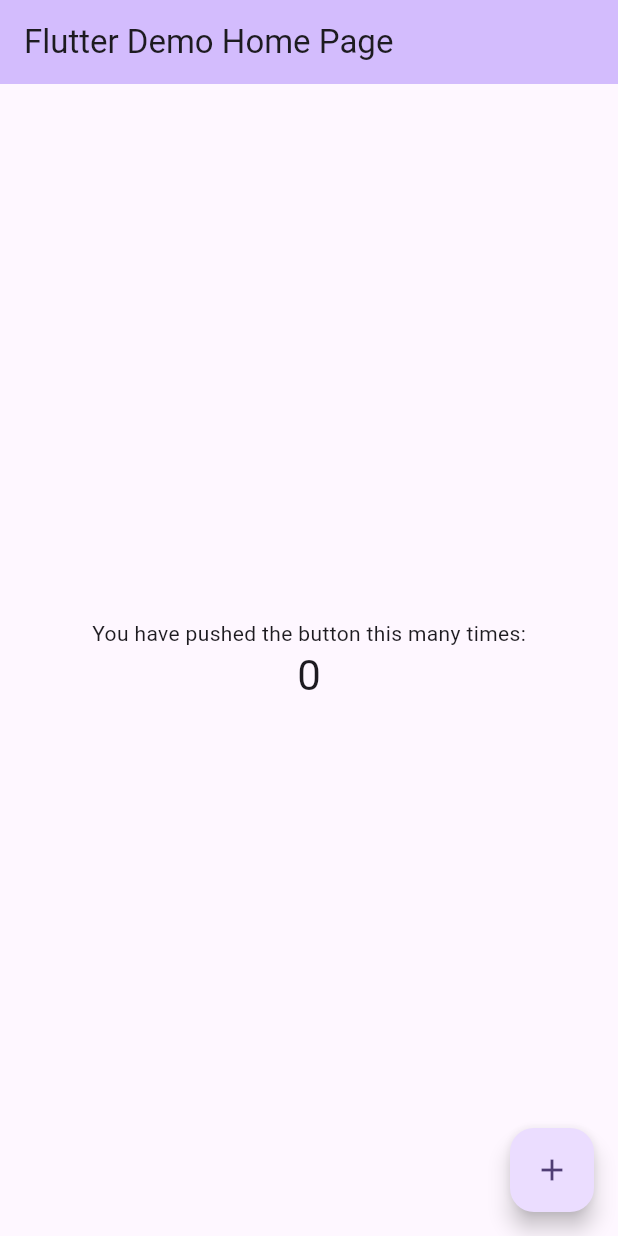
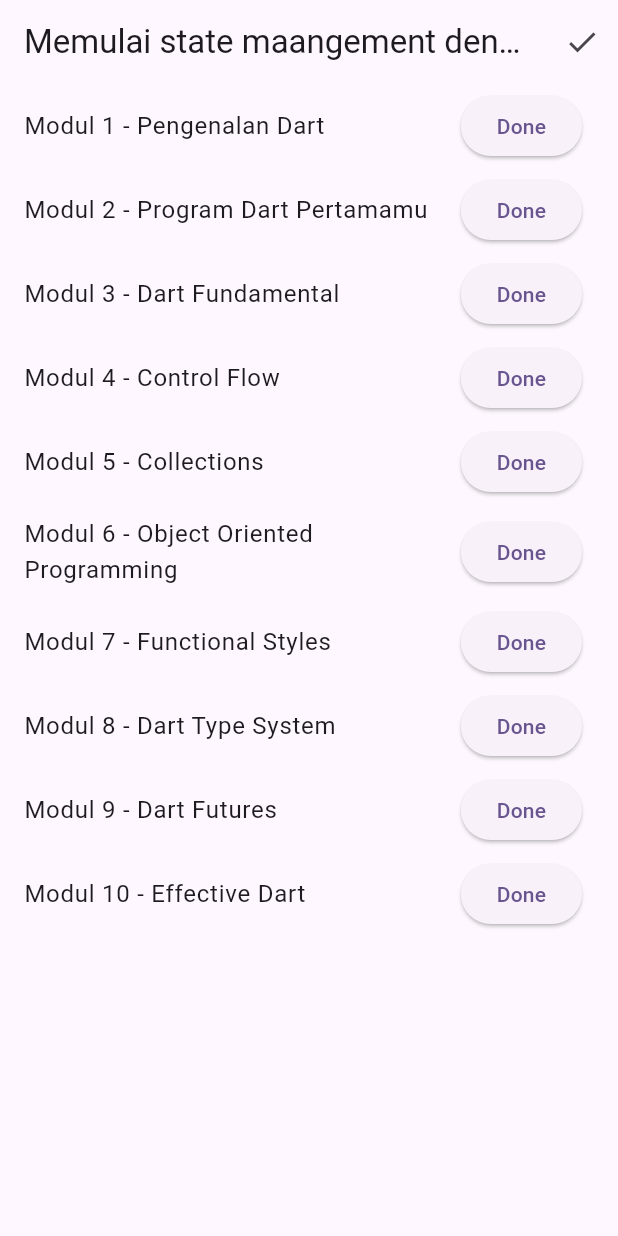
Before and after one commit to gunadermawan/multiplatform-state-flutter, a Flutter app: the screen it shows after launch, on a phone screen of 412 x 824 dp. Run offline on Flutter 3.47's test engine with Material 2 defaults, Android fonts, the phone set to English and light mode, and no system bars.

Commit message:
crete module and set state

```diff
--- /dev/null
+++ b/lib/components/DoneModuleList.dart
@@ -0,0 +1,23 @@
+import 'package:flutter/material.dart';
+
+class DoneModuleList extends StatelessWidget {
+  const DoneModuleList({super.key, required this.doneModuleList});
+
+  final List<String> doneModuleList;
+
+  @override
+  Widget build(BuildContext context) {
+    return Scaffold(
+      appBar: AppBar(
+        title: const Text('Done Module List'),
+      ),
+      body: ListView.builder(
+          itemCount: doneModuleList.length,
+          itemBuilder: (context, index) {
+            return ListTile(
+              title: Text(doneModuleList[index]),
+            );
+          }),
+    );
+  }
+}
--- /dev/null
+++ b/lib/components/ModuelPage.dart
@@ -0,0 +1,39 @@
+import 'package:flutter/material.dart';
+
+import 'DoneModuleList.dart';
+import 'ModuleList.dart';
+
+class ModulePage extends StatefulWidget {
+  const ModulePage({super.key});
+
+  @override
+  State<ModulePage> createState() => _ModulePageState();
+}
+
+class _ModulePageState extends State<ModulePage> {
+  final List<String> doneModuleList = [];
+
+  @override
+  Widget build(BuildContext context) {
+    return Scaffold(
+      appBar: AppBar(
+        title: const Text('Memulai state maangement dengan dart'),
+        actions: [
+          IconButton(
+              onPressed: () {
+                Navigator.push(
+                    context,
+                    MaterialPageRoute(
+                        builder: (context) => DoneModuleList(
+                              doneModuleList: doneModuleList,
+                            )));
+              },
+              icon: const Icon(Icons.done))
+        ],
+      ),
+      body: ModuleList(
+        doneModuleList: doneModuleList,
+      ),
+    );
+  }
+}
--- /dev/null
+++ b/lib/components/ModuleList.dart
@@ -0,0 +1,66 @@
+import 'dart:core';
+
+import 'package:flutter/material.dart';
+
+class ModuleList extends StatefulWidget {
+  final List<String> doneModuleList;
+
+  const ModuleList({super.key, required this.doneModuleList});
+
+  @override
+  State<ModuleList> createState() => _ModuleListState();
+}
+
+class _ModuleListState extends State<ModuleList> {
+  final List<String> _moduleList = const [
+    'Modul 1 - Pengenalan Dart',
+    'Modul 2 - Program Dart Pertamamu',
+    'Modul 3 - Dart Fundamental',
+    'Modul 4 - Control Flow',
+    'Modul 5 - Collections',
+    'Modul 6 - Object Oriented Programming',
+    'Modul 7 - Functional Styles',
+    'Modul 8 - Dart Type System',
+    'Modul 9 - Dart Futures',
+    'Modul 10 - Effective Dart',
+  ];
+
+  @override
+  Widget build(BuildContext context) {
+    return ListView.builder(
+        itemCount: _moduleList.length,
+        itemBuilder: (context, index) {
+          return ModuleTile(
+            moduleName: _moduleList[index],
+            isDone: widget.doneModuleList.contains(_moduleList[index]),
+            onClick: () {
+              setState(() {
+                widget.doneModuleList.add(_moduleList[index]);
+              });
+            },
+          );
+        });
+  }
+}
+
+class ModuleTile extends StatelessWidget {
+  final String moduleName;
+  final bool isDone;
+  final Function() onClick;
+
+  const ModuleTile(
+      {super.key,
+      required this.moduleName,
+      required this.isDone,
+      required this.onClick});
+
+  @override
+  Widget build(BuildContext context) {
+    return ListTile(
+      title: Text(moduleName),
+      trailing: isDone
+          ? const Icon(Icons.done)
+          : ElevatedButton(onPressed: onClick, child: const Text('Done')),
+    );
+  }
+}
--- a/lib/main.dart
+++ b/lib/main.dart
@@ -1,4 +1,5 @@
 import 'package:flutter/material.dart';
+import 'package:state/components/ModuelPage.dart';
 
 void main() {
   runApp(const MyApp());
@@ -13,113 +14,10 @@ class MyApp extends StatelessWidget {
     return MaterialApp(
       title: 'Flutter Demo',
       theme: ThemeData(
-        // This is the theme of your application.
-        //
-        // TRY THIS: Try running your application with "flutter run". You'll see
-        // the application has a blue toolbar. Then, without quitting the app,
-        // try changing the seedColor in the colorScheme below to Colors.green
-        // and then invoke "hot reload" (save your changes or press the "hot
-        // reload" button in a Flutter-supported IDE, or press "r" if you used
-        // the command line to start the app).
-        //
-        // Notice that the counter didn't reset back to zero; the application
-        // state is not lost during the reload. To reset the state, use hot
-        // restart instead.
-        //
-        // This works for code too, not just values: Most code changes can be
-        // tested with just a hot reload.
         colorScheme: ColorScheme.fromSeed(seedColor: Colors.deepPurple),
         useMaterial3: true,
       ),
-      home: const MyHomePage(title: 'Flutter Demo Home Page'),
+      home: const ModulePage(),
     );
   }
 }
-
-class MyHomePage extends StatefulWidget {
-  const MyHomePage({super.key, required this.title});
-
-  // This widget is the home page of your application. It is stateful, meaning
-  // that it has a State object (defined below) that contains fields that affect
-  // how it looks.
-
-  // This class is the configuration for the state. It holds the values (in this
-  // case the title) provided by the parent (in this case the App widget) and
-  // used by the build method of the State. Fields in a Widget subclass are
-  // always marked "final".
-
-  final String title;
-
-  @override
-  State<MyHomePage> createState() => _MyHomePageState();
-}
-
-class _MyHomePageState extends State<MyHomePage> {
-  int _counter = 0;
-
-  void _incrementCounter() {
-    setState(() {
-      // This call to setState tells the Flutter framework that something has
-      // changed in this State, which causes it to rerun the build method below
-      // so that the display can reflect the updated values. If we changed
-      // _counter without calling setState(), then the build method would not be
-      // called again, and so nothing would appear to happen.
-      _counter++;
-    });
-  }
-
-  @override
-  Widget build(BuildContext context) {
-    // This method is rerun every time setState is called, for instance as done
-    // by the _incrementCounter method above.
-    //
-    // The Flutter framework has been optimized to make rerunning build methods
-    // fast, so that you can just rebuild anything that needs updating rather
-    // than having to individually change instances of widgets.
-    return Scaffold(
-      appBar: AppBar(
-        // TRY THIS: Try changing the color here to a specific color (to
-        // Colors.amber, perhaps?) and trigger a hot reload to see the AppBar
-        // change color while the other colors stay the same.
-        backgroundColor: Theme.of(context).colorScheme.inversePrimary,
-        // Here we take the value from the MyHomePage object that was created by
-        // the App.build method, and use it to set our appbar title.
-        title: Text(widget.title),
-      ),
-      body: Center(
-        // Center is a layout widget. It takes a single child and positions it
-        // in the middle of the parent.
-        child: Column(
-          // Column is also a layout widget. It takes a list of children and
-          // arranges them vertically. By default, it sizes itself to fit its
-          // children horizontally, and tries to be as tall as its parent.
-          //
-          // Column has various properties to control how it sizes itself and
-          // how it positions its children. Here we use mainAxisAlignment to
-          // center the children vertically; the main axis here is the vertical
-          // axis because Columns are vertical (the cross axis would be
-          // horizontal).
-          //
-          // TRY THIS: Invoke "debug painting" (choose the "Toggle Debug Paint"
-          // action in the IDE, or press "p" in the console), to see the
-          // wireframe for each widget.
-          mainAxisAlignment: MainAxisAlignment.center,
-          children: <Widget>[
-            const Text(
-              'You have pushed the button this many times:',
-            ),
-            Text(
-              '$_counter',
-              style: Theme.of(context).textTheme.headlineMedium,
-            ),
-          ],
-        ),
-      ),
-      floatingActionButton: FloatingActionButton(
-        onPressed: _incrementCounter,
-        tooltip: 'Increment',
-        child: const Icon(Icons.add),
-      ), // This trailing comma makes auto-formatting nicer for build methods.
-    );
-  }
-}
```
